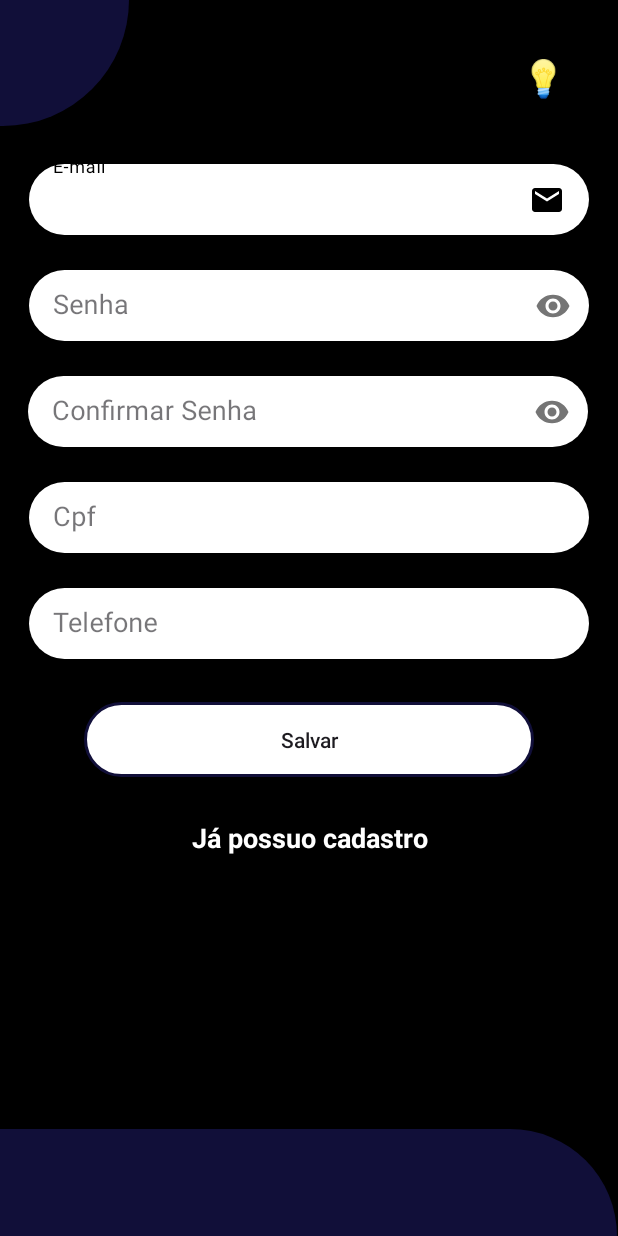
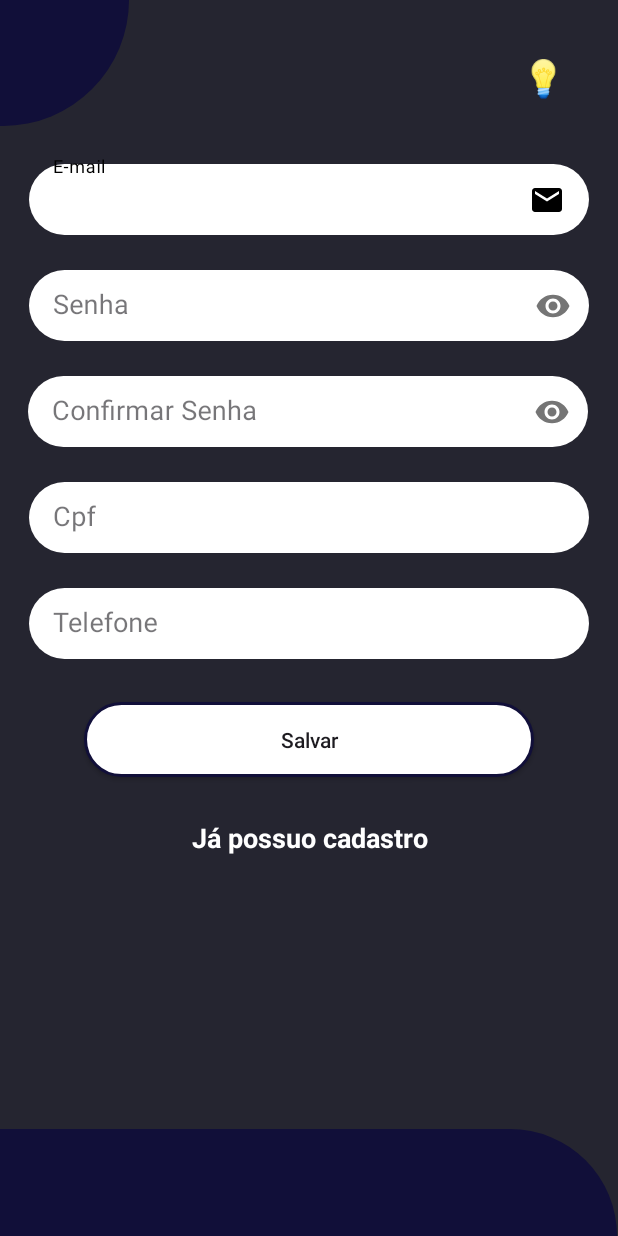
Before and after one commit to vinicius-yudi/ProjetoAndroid, an Android app: the TelaCadastro screen opened directly, with no data from a screen before it, after a tap on an icon or button, on a phone screen of 412 x 824 dp. Run offline under Robolectric (Android 15) with nearby library versions, the phone set to English and light mode, and no system bars.

Commit message:
MElhora Dark Mode

```diff
--- a/app/src/main/java/com/yudi/projetoandroid/MainActivity.kt
+++ b/app/src/main/java/com/yudi/projetoandroid/MainActivity.kt
@@ -37,7 +37,7 @@ class MainActivity : AppCompatActivity() {
                 mainLayout.setBackgroundColor(Color.parseColor("#CCCCCC"))
                 textView.setTextColor(Color.BLACK)
             } else {
-                mainLayout.setBackgroundColor(Color.BLACK)
+                mainLayout.setBackgroundColor(Color.parseColor("#252530"))
                 textView.setTextColor(Color.WHITE)
             }
             isDark = !isDark
--- a/app/src/main/java/com/yudi/projetoandroid/TelaCadastro.kt
+++ b/app/src/main/java/com/yudi/projetoandroid/TelaCadastro.kt
@@ -31,7 +31,7 @@ class TelaCadastro : AppCompatActivity() {
                 mainLayout.setBackgroundColor(Color.parseColor("#CCCCCC"))
                 textView.setTextColor(Color.BLACK)
             } else {
-                mainLayout.setBackgroundColor(Color.BLACK)
+                mainLayout.setBackgroundColor(Color.parseColor("#252530"))
                 textView.setTextColor(Color.WHITE)
             }
             isDark = !isDark
```
